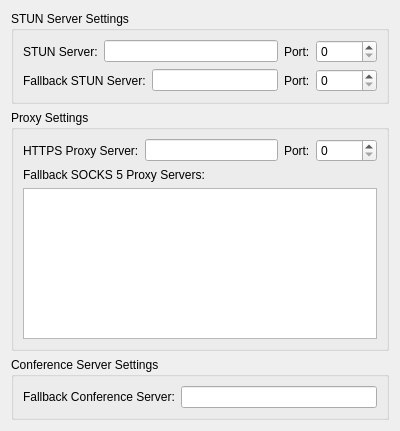
Old version of the form gabble/proxy-settings-widget.ui in the repository KDE/ktp-accounts-kcm.
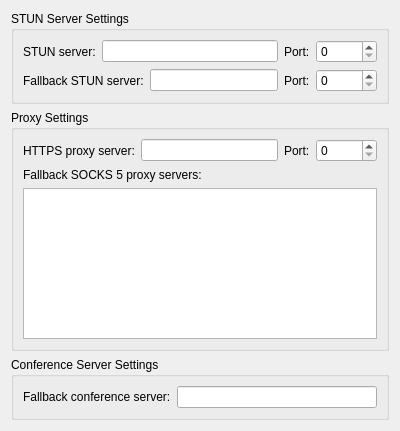
New version of the form. Custom widgets are drawn as their Qt base class.

```diff
--- a/gabble/proxy-settings-widget.ui
+++ b/gabble/proxy-settings-widget.ui
@@ -25,7 +25,7 @@
         <item>
          <widget class="QLabel" name="stunServerLabel">
           <property name="text">
-           <string>STUN Server:</string>
+           <string>STUN server:</string>
           </property>
          </widget>
         </item>
@@ -53,7 +53,7 @@
         <item>
          <widget class="QLabel" name="fallbackStunServerLabel">
           <property name="text">
-           <string>Fallback STUN Server:</string>
+           <string>Fallback STUN server:</string>
           </property>
          </widget>
         </item>
@@ -90,7 +90,7 @@
         <item>
          <widget class="QLabel" name="httpsProxyServerLabel">
           <property name="text">
-           <string>HTTPS Proxy Server:</string>
+           <string>HTTPS proxy server:</string>
           </property>
          </widget>
         </item>
@@ -116,7 +116,7 @@
       <item>
        <widget class="QLabel" name="fallbackSocks5ProxiesLabel">
         <property name="text">
-         <string>Fallback SOCKS 5 Proxy Servers:</string>
+         <string>Fallback SOCKS 5 proxy servers:</string>
         </property>
        </widget>
       </item>
@@ -148,7 +148,7 @@
         <item>
          <widget class="QLabel" name="fallbackConferenceServerLabel">
           <property name="text">
-           <string>Fallback Conference Server:</string>
+           <string>Fallback conference server:</string>
           </property>
          </widget>
         </item>
```
